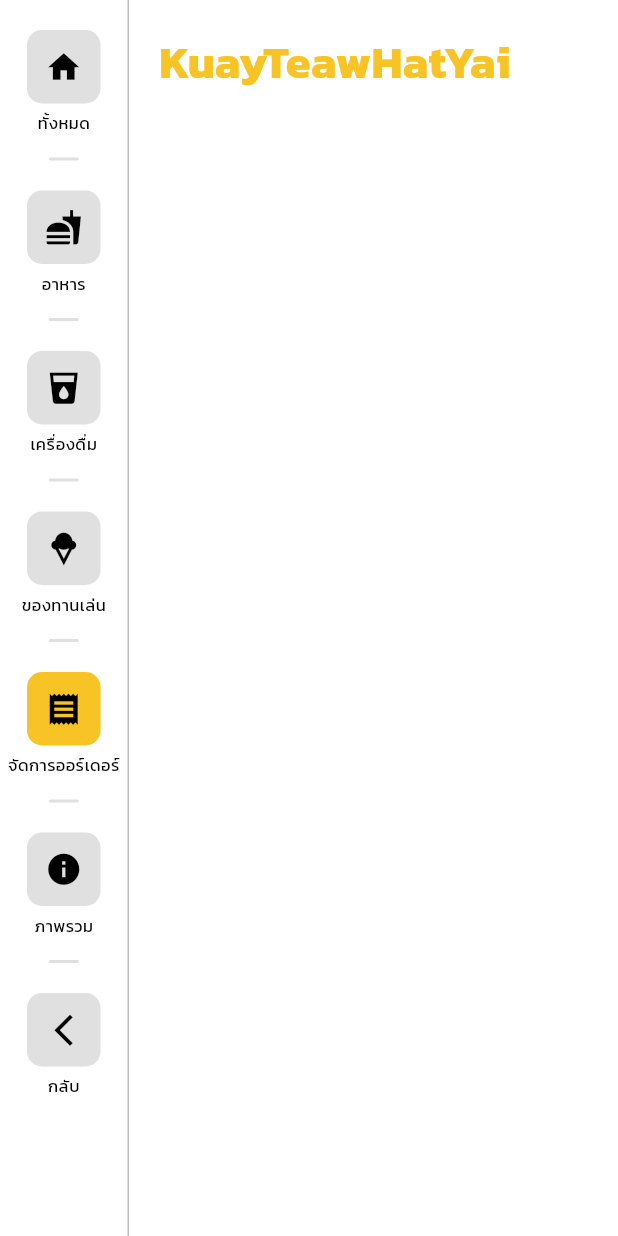
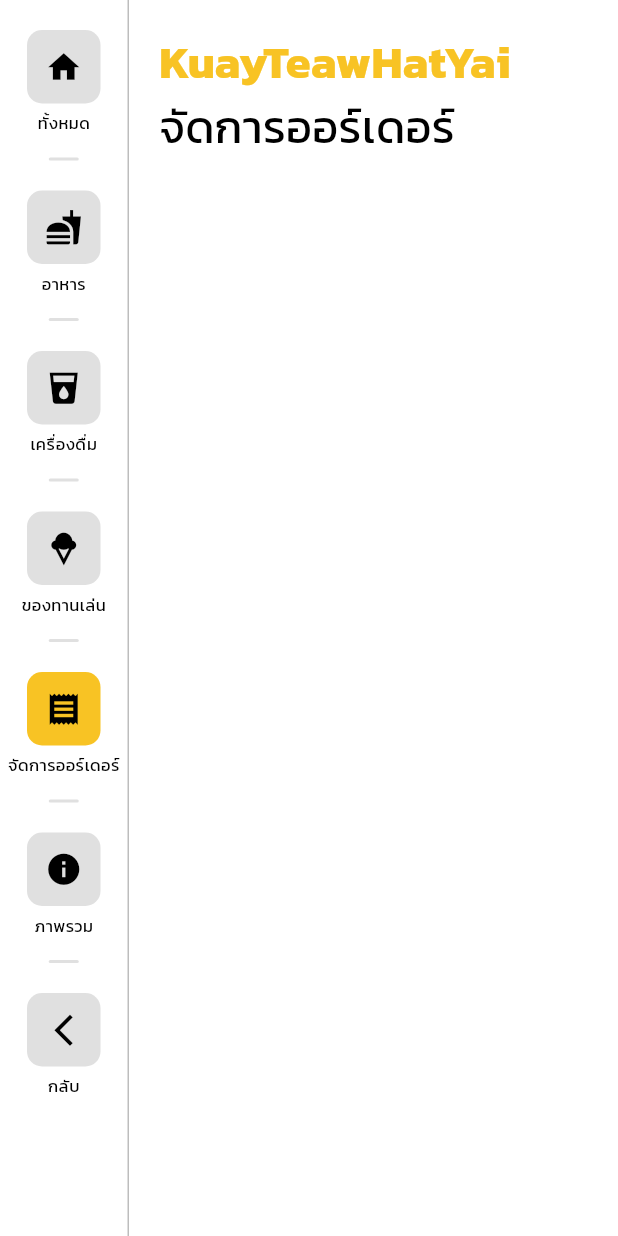
Before and after one commit to newnonsick/SA-KuayTeawHatYai, a Flutter app: the TakeOrderPageTabletLayout screen opened directly, after a tap on "ทั้งหมด", after a tap on "จัดการออร์เดอร์", on a phone screen of 412 x 824 dp. Run offline on Flutter 3.47's test engine with Material 3 defaults, Android fonts, the phone set to English and light mode, and no system bars; our stand-ins replace dio, fl_chart, get, getwidget; network calls fail.

Commit message:
Add Text on Order Management

```diff
--- a/lib/screens/tablet/takeorderpage_tablet_layout.dart
+++ b/lib/screens/tablet/takeorderpage_tablet_layout.dart
@@ -466,6 +466,12 @@ class _TakeOrderPageTabletLayoutState extends State<TakeOrderPageTabletLayout> {
                       fontWeight: FontWeight.bold,
                       fontSize: 30,
                       color: Color(0xFFF8C324),
+                    )),
+                Text("จัดการออร์เดอร์",
+                    style: TextStyle(
+                      fontWeight: FontWeight.normal,
+                      fontSize: 30,
+                      color: Color(0xFF000000),
                     )),
               ],
             )));
```
